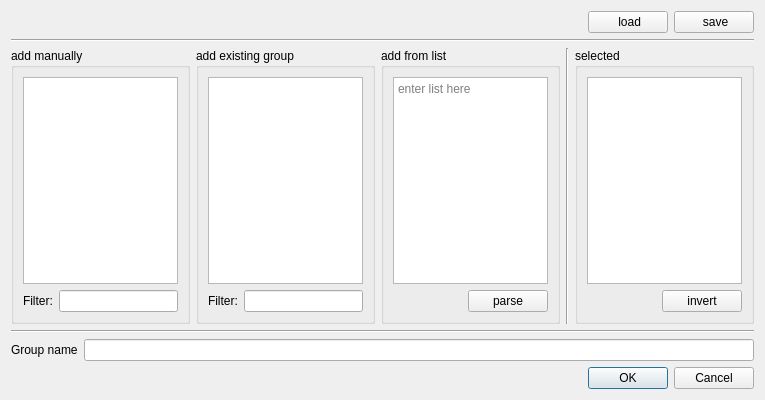
TUW-VieVS/VieSchedppGUI, file secondaryGUIs/addgroupdialog.ui: the form before one commit.
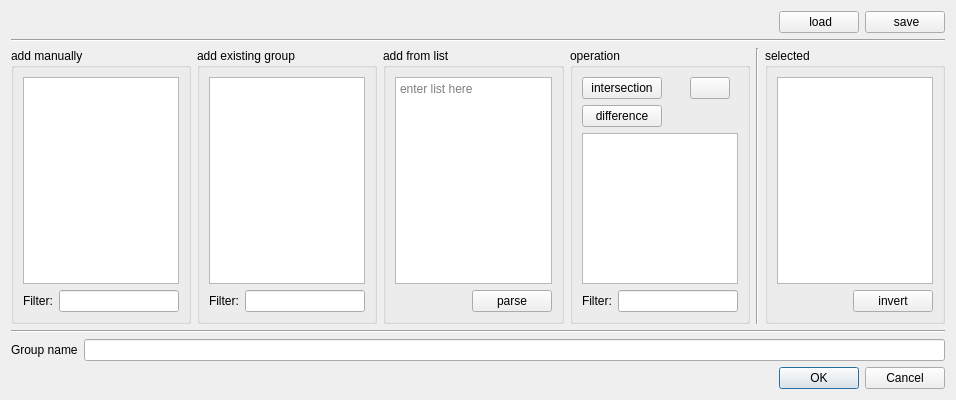
The form after the commit. Icons and pictures are not drawn.

Commit message: fixed downloads; new group filter options

The edit to the form file:
```diff
--- a/secondaryGUIs/addgroupdialog.ui
+++ b/secondaryGUIs/addgroupdialog.ui
@@ -6,7 +6,7 @@
    <rect>
     <x>0</x>
     <y>0</y>
-    <width>765</width>
+    <width>956</width>
     <height>400</height>
    </rect>
   </property>
@@ -200,6 +200,126 @@
        </layout>
       </widget>
      </item>
+     <item>
+      <widget class="QGroupBox" name="groupBox_5">
+       <property name="statusTip">
+        <string>1. select set of sources; 2. choose operation; 3. select group</string>
+       </property>
+       <property name="title">
+        <string>operation</string>
+       </property>
+       <layout class="QVBoxLayout" name="verticalLayout_6">
+        <item>
+         <layout class="QHBoxLayout" name="horizontalLayout_9">
+          <property name="rightMargin">
+           <number>8</number>
+          </property>
+          <property name="bottomMargin">
+           <number>0</number>
+          </property>
+          <item>
+           <layout class="QVBoxLayout" name="verticalLayout_7">
+            <property name="leftMargin">
+             <number>0</number>
+            </property>
+            <item>
+             <widget class="QPushButton" name="pushButton_intersection">
+              <property name="text">
+               <string>intersection</string>
+              </property>
+              <property name="checkable">
+               <bool>true</bool>
+              </property>
+             </widget>
+            </item>
+            <item>
+             <widget class="QPushButton" name="pushButton_difference">
+              <property name="text">
+               <string>difference</string>
+              </property>
+              <property name="checkable">
+               <bool>true</bool>
+              </property>
+              <property name="checked">
+               <bool>false</bool>
+              </property>
+             </widget>
+            </item>
+           </layout>
+          </item>
+          <item>
+           <spacer name="horizontalSpacer_4">
+            <property name="orientation">
+             <enum>Qt::Horizontal</enum>
+            </property>
+            <property name="sizeHint" stdset="0">
+             <size>
+              <width>40</width>
+              <height>20</height>
+             </size>
+            </property>
+           </spacer>
+          </item>
+          <item>
+           <layout class="QVBoxLayout" name="verticalLayout_8">
+            <property name="rightMargin">
+             <number>0</number>
+            </property>
+            <item>
+             <widget class="QPushButton" name="pushButton">
+              <property name="text">
+               <string/>
+              </property>
+              <property name="icon">
+               <iconset resource="../myresources.qrc">
+                <normaloff>:/icons/icons/help.png</normaloff>:/icons/icons/help.png</iconset>
+              </property>
+             </widget>
+            </item>
+            <item>
+             <spacer name="verticalSpacer">
+              <property name="orientation">
+               <enum>Qt::Vertical</enum>
+              </property>
+              <property name="sizeHint" stdset="0">
+               <size>
+                <width>20</width>
+                <height>40</height>
+               </size>
+              </property>
+             </spacer>
+            </item>
+           </layout>
+          </item>
+         </layout>
+        </item>
+        <item>
+         <widget class="QListView" name="listView_operation"/>
+        </item>
+        <item>
+         <layout class="QHBoxLayout" name="horizontalLayout_8">
+          <item>
+           <widget class="QLabel" name="label_6">
+            <property name="text">
+             <string>Filter:</string>
+            </property>
+           </widget>
+          </item>
+          <item>
+           <widget class="QLineEdit" name="lineEdit_operation">
+            <property name="toolTip">
+             <string>filter by name</string>
+            </property>
+            <property name="statusTip">
+             <string>filter by name</string>
+            </property>
+           </widget>
+          </item>
+         </layout>
+        </item>
+       </layout>
+      </widget>
+     </item>
      <item>
       <widget class="Line" name="line_3">
        <property name="orientation">
```
Left out of the diff: 4 changed lines with no effect on the pictures. The commit also changes 4 other files.
